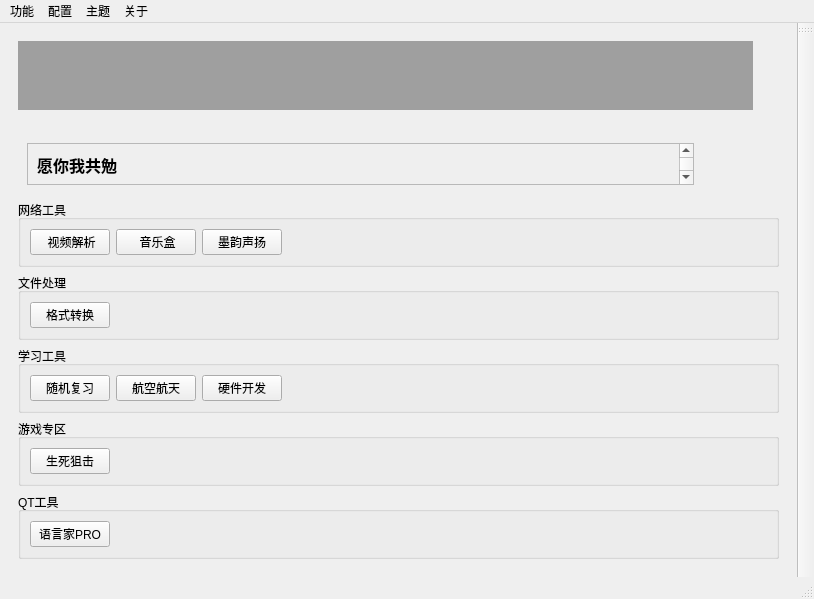
HuaPi2d/HuaPi2d, file mainwindow.ui: the form before one commit.
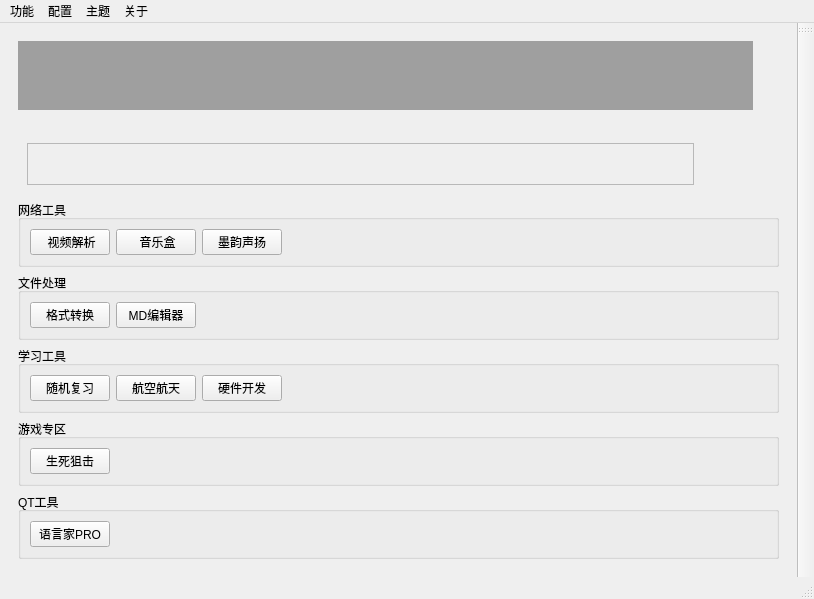
The form after the commit. Icons and pictures are not drawn.

Commit message: 添加脚本录制功能，代码编辑器，解析器初步完工

The edit to the form file:
```diff
--- a/mainwindow.ui
+++ b/mainwindow.ui
@@ -120,7 +120,7 @@
 }</string>
                 </property>
                 <property name="text">
-                 <string>愿你我共勉</string>
+                 <string/>
                 </property>
                </widget>
               </item>
@@ -270,6 +270,19 @@
           <string>文件处理</string>
          </property>
          <layout class="QGridLayout" name="gridLayout_2">
+          <item row="0" column="2">
+           <spacer name="horizontalSpacerOfFiles">
+            <property name="orientation">
+             <enum>Qt::Orientation::Horizontal</enum>
+            </property>
+            <property name="sizeHint" stdset="0">
+             <size>
+              <width>40</width>
+              <height>20</height>
+             </size>
+            </property>
+           </spacer>
+          </item>
           <item row="0" column="0">
            <widget class="QPushButton" name="filesConvertPushButton">
             <property name="toolTip">
@@ -285,9 +298,9 @@
            </widget>
           </item>
           <item row="0" column="1">
-           <spacer name="horizontalSpacerOfFiles">
-            <property name="orientation">
-             <enum>Qt::Orientation::Horizontal</enum>
+           <widget class="QPushButton" name="mdFilesPushButton">
+            <property name="text">
+             <string>MD编辑器</string>
             </property>
             <property name="sizeHint" stdset="0">
              <size>
@@ -295,7 +308,7 @@
               <height>20</height>
              </size>
             </property>
-           </spacer>
+           </widget>
           </item>
          </layout>
         </widget>
```
Left out of the diff: 8 changed lines with no effect on the pictures. The commit also changes 125 other files.
